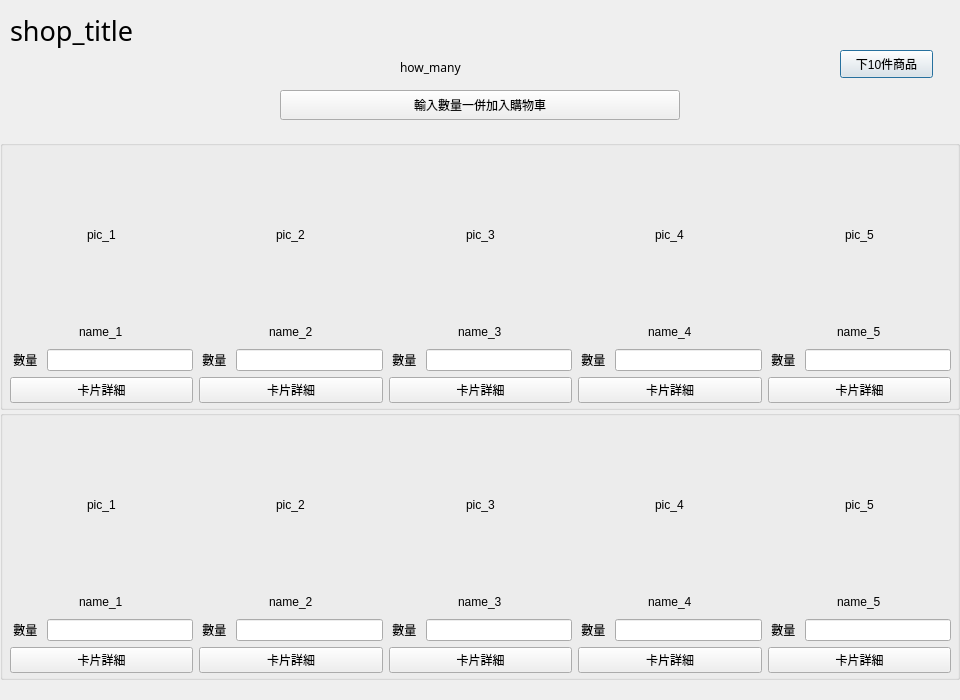
First picture: the form in project-commodity/shop_window.ui, repository freefrit/AOOP_DogeShop, before the edit.
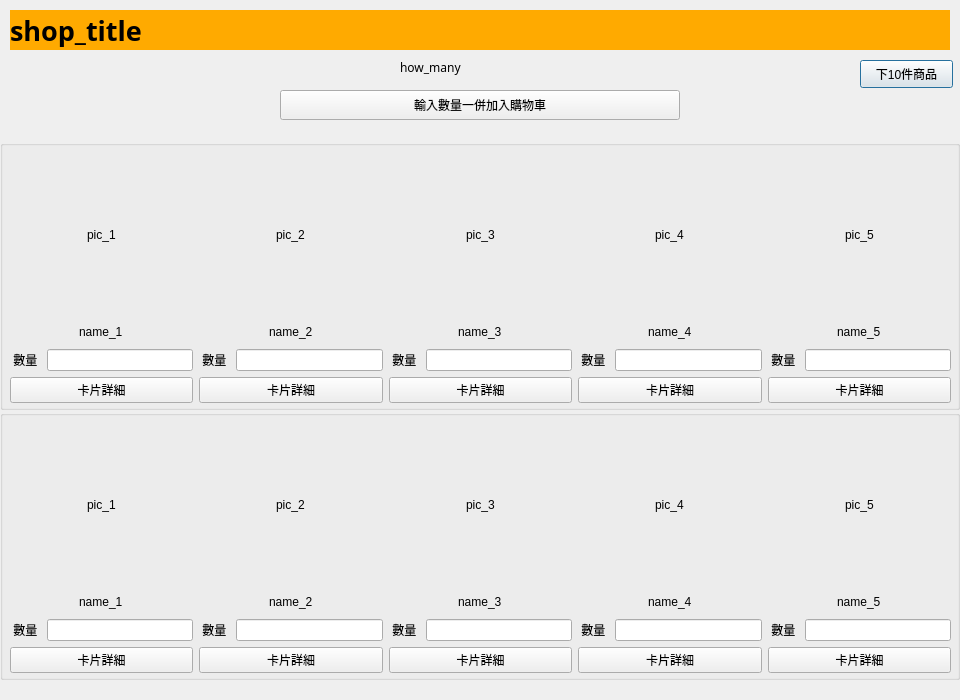
Second picture: the form after the edit.

The edit to the form file:
```diff
--- a/project-commodity/shop_window.ui
+++ b/project-commodity/shop_window.ui
@@ -24,12 +24,15 @@
    </property>
    <property name="font">
     <font>
-     <family>Adobe 黑体 Std R</family>
+     <family>Agency FB</family>
      <pointsize>20</pointsize>
-     <weight>50</weight>
-     <bold>false</bold>
+     <weight>75</weight>
+     <bold>true</bold>
     </font>
    </property>
+   <property name="styleSheet">
+    <string notr="true">background-color: rgb(255, 170, 0);</string>
+   </property>
    <property name="text">
     <string>shop_title</string>
    </property>
@@ -55,8 +58,8 @@
   <widget class="QPushButton" name="next_page">
    <property name="geometry">
     <rect>
-     <x>840</x>
-     <y>50</y>
+     <x>860</x>
+     <y>60</y>
      <width>93</width>
      <height>28</height>
     </rect>
```
